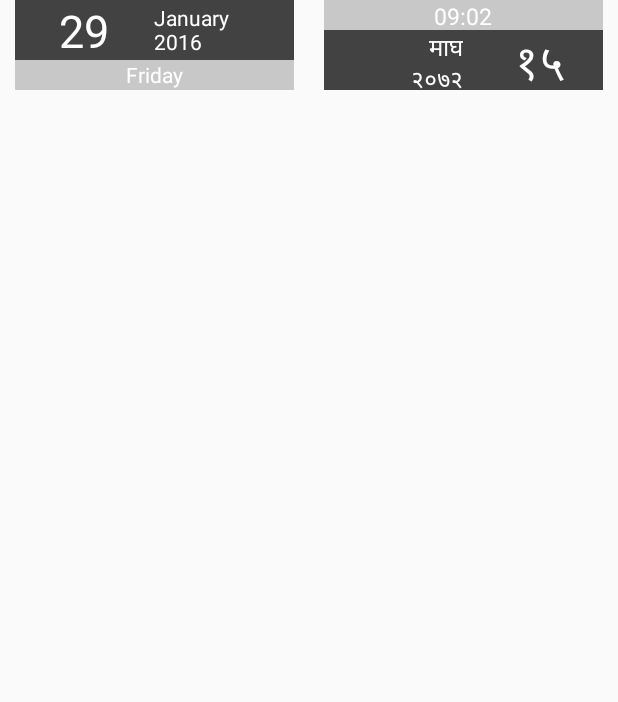
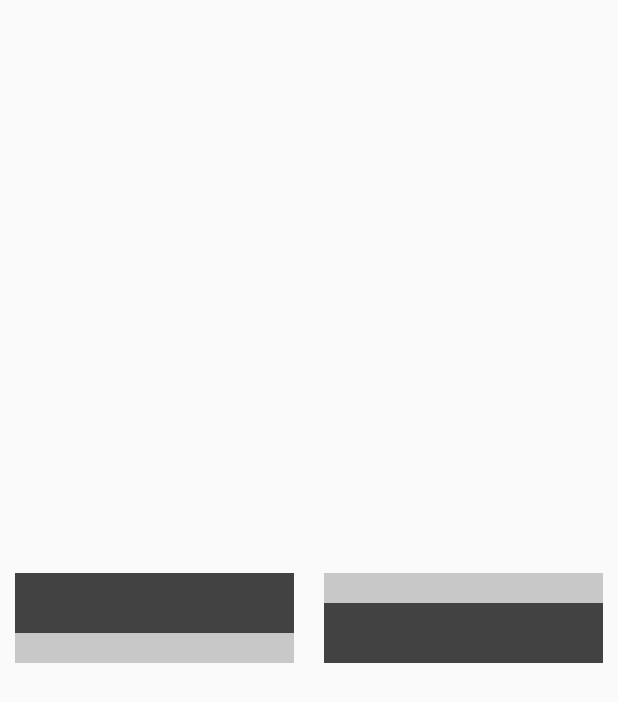
Before and after one commit to bibekdahal/Miti, an Android app: the layout widget_miti.xml on its own in the app's theme, with its tools: preview values and no code run, on a phone screen of 412 x 824 dp. Shown: the top 702 px of the screen. Run offline under Robolectric (Android 15) with nearby library versions, the phone set to English and light mode, and no system bars.

```diff
--- a/app/src/main/res/layout/widget_miti.xml
+++ b/app/src/main/res/layout/widget_miti.xml
@@ -1,16 +1,18 @@
 <?xml version="1.0" encoding="utf-8"?>
 <LinearLayout
-    android:id="@+id/widget_period"
+    android:id="@+id/widget"
     xmlns:android="http://schemas.android.com/apk/res/android"
     android:orientation="horizontal"
     android:layout_width="match_parent"
     android:layout_height="match_parent"
-    android:padding="@dimen/widget_margin">
+    android:padding="@dimen/widget_margin"
+    android:baselineAligned="false">
 
     <LinearLayout
         android:layout_width="0dp"
         android:layout_weight="1"
         android:layout_height="match_parent"
+        android:gravity="center"
         android:orientation="vertical"
         android:paddingLeft="10dp"
         android:paddingRight="10dp">
@@ -28,8 +30,7 @@
                 android:layout_height="match_parent"
                 android:gravity="center"
                 android:textSize="30sp"
-                android:textColor="#FFF"
-                android:text="29"/>
+                android:textColor="#FFF"/>
 
             <TextView
                 android:id="@+id/engMonthYear"
@@ -38,8 +39,7 @@
                 android:layout_height="match_parent"
                 android:gravity="start|center"
                 android:textSize="14sp"
-                android:textColor="#FFF"
-                android:text="January\n2016"/>
+                android:textColor="#FFF"/>
         </LinearLayout>
 
         <TextView
@@ -49,8 +49,7 @@
             android:gravity="center"
             android:background="#3000"
             android:textSize="14sp"
-            android:textColor="#FFF"
-            android:text="Friday"/>
+            android:textColor="#FFF"/>
     </LinearLayout>
 
     <LinearLayout
@@ -58,6 +57,7 @@
         android:layout_weight="1"
         android:layout_height="match_parent"
         android:orientation="vertical"
+        android:gravity="center"
         android:paddingLeft="10dp"
         android:paddingRight="10dp">
 
@@ -68,8 +68,7 @@
             android:gravity="center"
             android:background="#3000"
             android:textSize="15sp"
-            android:textColor="#FFF"
-            android:text="09:02"/>
+            android:textColor="#FFF"/>
 
         <LinearLayout
             android:layout_width="match_parent"
@@ -78,70 +77,21 @@
             android:background="#B000">
 
             <TextView
+                android:id="@+id/nepMonthYear"
                 android:layout_width="0dp"
                 android:layout_weight="1"
                 android:layout_height="match_parent"
                 android:gravity="end|center"
                 android:textSize="16sp"
-                android:textColor="#FFF"
-                android:text="माघ\n२०७२"/>
+                android:textColor="#FFF"/>
             <TextView
+                android:id="@+id/nepDate"
                 android:layout_width="0dp"
                 android:layout_weight="1"
                 android:layout_height="match_parent"
                 android:gravity="center"
                 android:textSize="30sp"
-                android:textColor="#FFF"
-                android:text=" १५"/>
+                android:textColor="#FFF"/>
         </LinearLayout>
     </LinearLayout>
-
-    <!--LinearLayout
-        android:layout_width="100dp"
-        android:layout_height="match_parent"
-        android:orientation="vertical"
-        android:gravity="center"
-        android:background="#B000">
-        <TextView
-            android:id="@+id/time"
-            android:layout_width="match_parent"
-            android:layout_height="wrap_content"
-            android:gravity="center"
-            android:textSize="25sp"
-            android:textColor="#FFF"
-            android:text="०९:०२"/>
-        <TextView
-            android:id="@+id/day"
-            android:layout_width="match_parent"
-            android:layout_height="wrap_content"
-            android:gravity="center"
-            android:textSize="18sp"
-            android:textColor="#CFFF"
-            android:text="शुक्रबार"/>
-    </LinearLayout>
-
-    <LinearLayout
-        android:layout_width="fill_parent"
-        android:layout_height="match_parent"
-        android:orientation="vertical"
-        android:gravity="center"
-        android:background="#BFFF">
-        <TextView
-            android:id="@+id/engDate"
-            android:layout_width="match_parent"
-            android:layout_height="wrap_content"
-            android:gravity="center"
-            android:textSize="18sp"
-            android:textColor="@color/colorPrimary"
-            android:text="29 January, 2016"/>
-
-        <TextView
-            android:id="@+id/nepDate"
-            android:layout_width="match_parent"
-            android:layout_height="wrap_content"
-            android:gravity="center"
-            android:textSize="20sp"
-            android:textColor="@color/colorAccent"
-            android:text="माघ १५, २०७२"/>
-    </LinearLayout-->
 </LinearLayout>
--- a/app/src/main/res/values/colors.xml
+++ b/app/src/main/res/values/colors.xml
@@ -1,6 +1,3 @@
 <?xml version="1.0" encoding="utf-8"?>
 <resources>
-    <color name="colorPrimary">#3F51B5</color>
-    <color name="colorPrimaryDark">#303F9F</color>
-    <color name="colorAccent">#FF4081</color>
 </resources>
--- a/app/src/main/res/values/styles.xml
+++ b/app/src/main/res/values/styles.xml
@@ -2,11 +2,6 @@
 
     <!-- Base application theme. -->
     <style name="AppTheme" parent="Theme.AppCompat.Light.NoActionBar">
-        <!-- Customize your theme here. -->
-        <item name="colorPrimary">@color/colorPrimary</item>
-        <item name="colorPrimaryDark">@color/colorPrimaryDark</item>
-        <item name="colorAccent">@color/colorAccent</item>
-        <item name="android:textColor">#000</item>
     </style>
 
 
```
Also changed, not shown: app/src/main/java/com/bibta/miti/MainActivity.java (+53 -0 lines), app/src/main/java/com/bibta/miti/MitiWidgetProvider.java (+13 -2 lines), app/src/main/java/com/bibta/miti/NepaliCalendarAdapter.java (added, +91 -0 lines), app/src/main/java/com/bibta/miti/NepaliDate.java (added, +186 -0 lines), app/src/main/java/com/bibta/miti/NepaliTranslator.java (+18 -6 lines), app/src/main/res/layout/activity_main.xml (+38 -2 lines).
